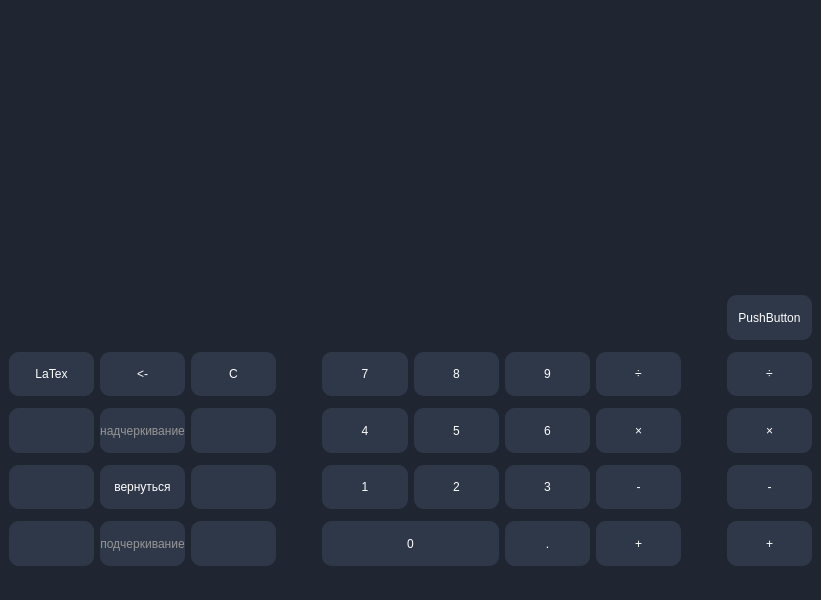
The window that Calculate/mainwindow.ui (llilyshkall/calculate) describes before a commit, drawn with Qt 5.
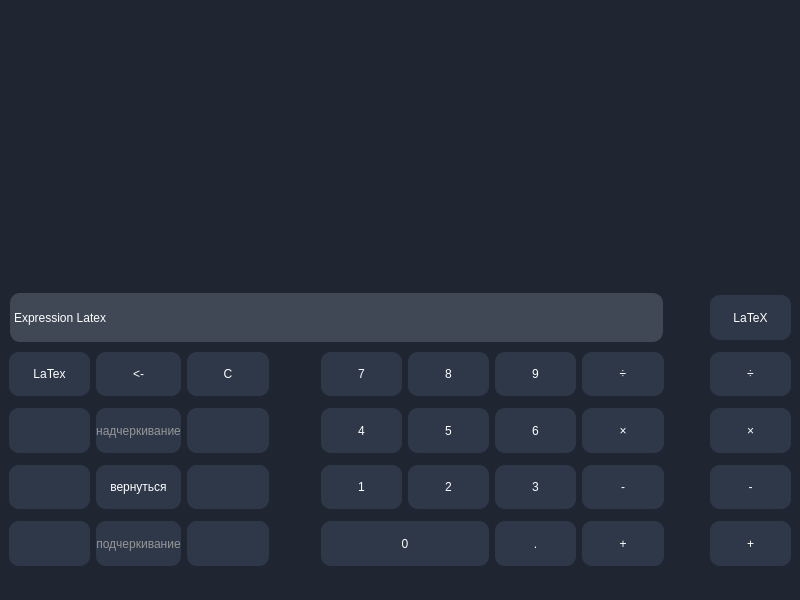
The same window after the commit. Custom widgets are drawn as their Qt base class.

Patch:
```diff
--- a/Calculate/mainwindow.ui
+++ b/Calculate/mainwindow.ui
@@ -6,10 +6,16 @@
    <rect>
     <x>0</x>
     <y>0</y>
-    <width>821</width>
+    <width>800</width>
     <height>600</height>
    </rect>
   </property>
+  <property name="minimumSize">
+   <size>
+    <width>800</width>
+    <height>600</height>
+   </size>
+  </property>
   <property name="windowTitle">
    <string>MainWindow</string>
   </property>
@@ -1237,7 +1243,24 @@
 }</string>
         </property>
         <property name="text">
-         <string>PushButton</string>
+         <string>LaTeX</string>
+        </property>
+       </widget>
+      </item>
+      <item row="0" column="0" colspan="8">
+       <widget class="QLabel" name="label">
+        <property name="styleSheet">
+         <string notr="true">QLabel {
+	color:white;
+	background-color: rgb(64, 72, 86);
+	border:1px solid rgb(64, 72, 86);
+	border-radius: 10px;
+	margin:1px;
+}
+</string>
+        </property>
+        <property name="text">
+         <string>Expression Latex</string>
         </property>
        </widget>
       </item>
```
Left out of the diff: 12 changed lines with no effect on the pictures.
